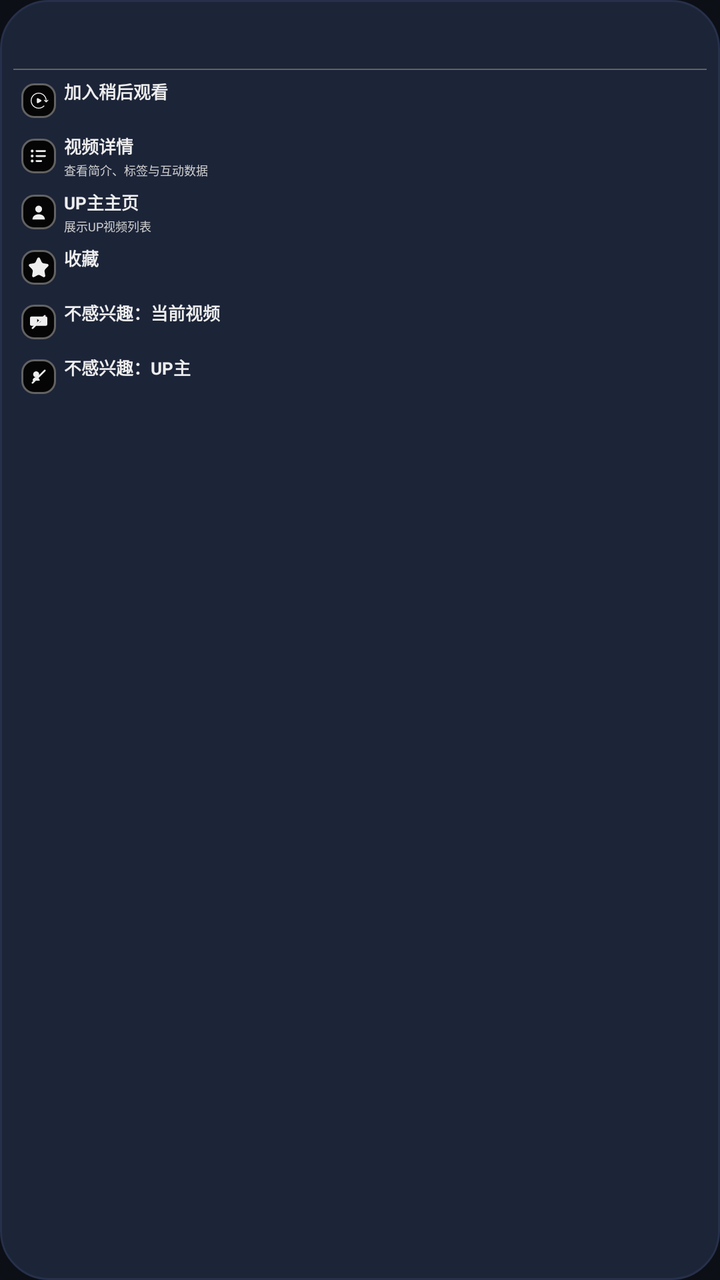
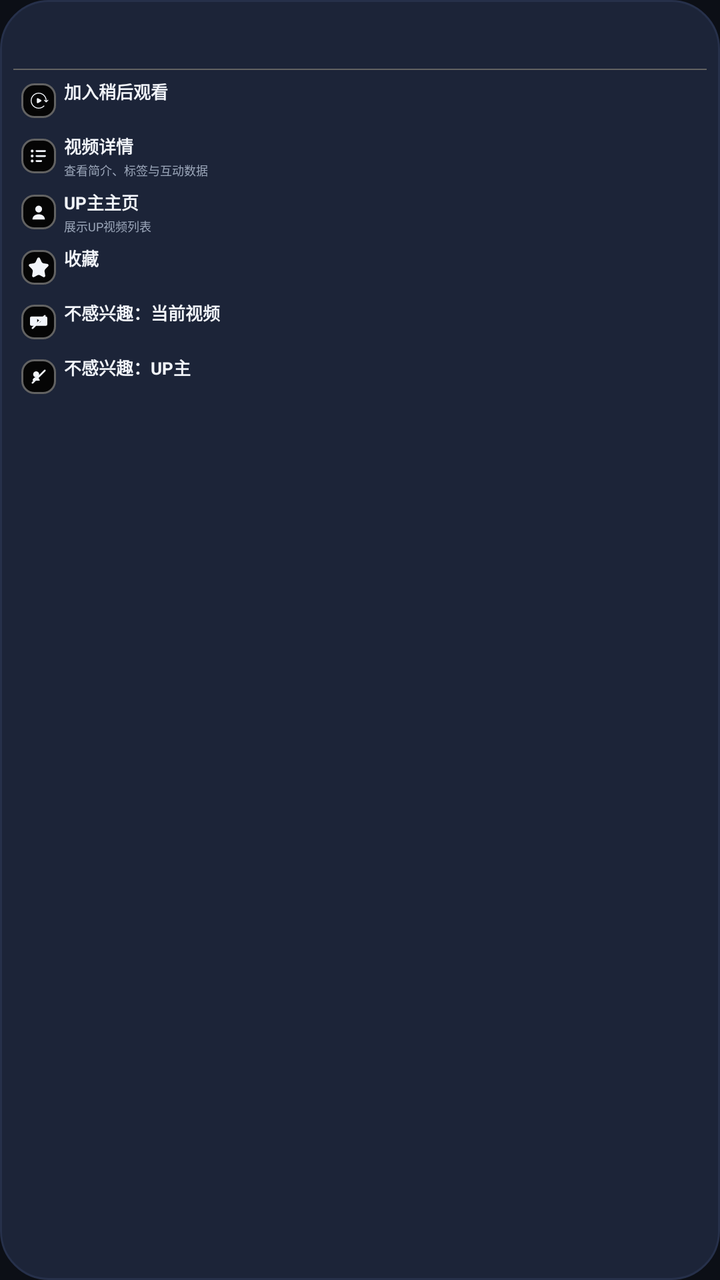

Compare the two renders of this Android layout. The source of the first and the diff that turns it into the second are given below.
<!-- AndroidManifest.xml: application theme Theme.BTelly -->
<!-- res/layout/dialog_video_card_menu.xml -->
<?xml version="1.0" encoding="utf-8"?>
<androidx.appcompat.widget.LinearLayoutCompat xmlns:android="http://schemas.android.com/apk/res/android"
    xmlns:app="http://schemas.android.com/apk/res-auto"
    android:layout_width="match_parent"
    android:layout_height="wrap_content"
    android:background="@drawable/dialog_background"
    android:clickable="true"
    android:focusable="true"
    android:descendantFocusability="afterDescendants"
    android:orientation="vertical"
    android:paddingStart="@dimen/px20"
    android:paddingTop="@dimen/px20"
    android:paddingEnd="@dimen/px20"
    android:paddingBottom="@dimen/px20">

    <androidx.appcompat.widget.AppCompatTextView
        android:id="@+id/text_title"
        android:layout_width="match_parent"
        android:layout_height="wrap_content"
        android:ellipsize="end"
        android:gravity="start"
        android:maxLines="1"
        android:singleLine="true"
        android:textColor="@color/textColor"
        android:textSize="@dimen/px30"
        android:textStyle="bold" />

    <androidx.appcompat.widget.LinearLayoutCompat
        android:layout_width="match_parent"
        android:layout_height="wrap_content"
        android:layout_marginTop="@dimen/px6"
        android:orientation="vertical">

        <androidx.appcompat.widget.AppCompatTextView
            android:id="@+id/text_subtitle"
            android:layout_width="match_parent"
            android:layout_height="wrap_content"
            android:textColor="@color/subTextColor"
            android:textSize="@dimen/px20" />

        <View
            android:layout_width="match_parent"
            android:layout_height="@dimen/px2"
            android:layout_marginTop="@dimen/px8"
            android:background="@color/fourthBackgroundColor" />
    </androidx.appcompat.widget.LinearLayoutCompat>

    <androidx.appcompat.widget.LinearLayoutCompat
        android:id="@+id/button_delete_history_record"
        android:layout_width="match_parent"
        android:layout_height="wrap_content"
        android:layout_marginTop="@dimen/px6"
        android:background="@drawable/bg_menu_button"
        android:clickable="true"
        android:focusable="true"
        android:gravity="center_vertical"
        android:minHeight="@dimen/px64"
        android:orientation="horizontal"
        android:paddingStart="@dimen/px12"
        android:paddingTop="@dimen/px6"
        android:paddingEnd="@dimen/px12"
        android:paddingBottom="@dimen/px6"
        android:visibility="gone">

        <FrameLayout
            android:layout_width="@dimen/px52"
            android:layout_height="@dimen/px52"
            android:background="@drawable/dialog_menu_icon_background">

            <androidx.appcompat.widget.AppCompatImageView
                android:layout_width="@dimen/px30"
                android:layout_height="@dimen/px30"
                android:layout_gravity="center"
                app:srcCompat="@drawable/ic_delete"
                app:tint="@color/textColor" />
        </FrameLayout>

        <androidx.appcompat.widget.LinearLayoutCompat
            android:layout_width="0dp"
            android:layout_height="wrap_content"
            android:layout_marginStart="@dimen/px12"
            android:layout_weight="1"
            android:orientation="vertical">

            <androidx.appcompat.widget.AppCompatTextView
                android:id="@+id/text_delete_history_record_title"
                android:layout_width="match_parent"
                android:layout_height="wrap_content"
                android:ellipsize="end"
                android:maxLines="1"
                android:singleLine="true"
                android:text="@string/menu_delete_history_record"
                android:textColor="@color/textColor"
                android:textSize="@dimen/px26"
                android:textStyle="bold" />

            <androidx.appcompat.widget.AppCompatTextView
                android:id="@+id/text_delete_history_record_summary"
                android:layout_width="match_parent"
                android:layout_height="wrap_content"
                android:layout_marginTop="@dimen/px4"
                android:text="@string/menu_delete_history_record_summary"
                android:textColor="@color/subTextColor"
                android:textSize="@dimen/px18" />
        </androidx.appcompat.widget.LinearLayoutCompat>
    </androidx.appcompat.widget.LinearLayoutCompat>

    <androidx.appcompat.widget.LinearLayoutCompat
        android:id="@+id/button_watch_later"
        android:layout_width="match_parent"
        android:layout_height="wrap_content"
        android:layout_marginTop="@dimen/px6"
        android:background="@drawable/bg_menu_button"
        android:clickable="true"
        android:focusable="true"
        android:nextFocusDown="@id/button_video_detail"
        android:gravity="center_vertical"
        android:minHeight="@dimen/px64"
        android:orientation="horizontal"
        android:paddingStart="@dimen/px12"
        android:paddingTop="@dimen/px6"
        android:paddingEnd="@dimen/px12"
        android:paddingBottom="@dimen/px6">

        <FrameLayout
            android:layout_width="@dimen/px52"
            android:layout_height="@dimen/px52"
            android:background="@drawable/dialog_menu_icon_background">

            <androidx.appcompat.widget.AppCompatImageView
                android:layout_width="@dimen/px30"
                android:layout_height="@dimen/px30"
                android:layout_gravity="center"
                app:srcCompat="@drawable/watch_later"
                app:tint="@color/textColor" />
        </FrameLayout>

        <androidx.appcompat.widget.LinearLayoutCompat
            android:layout_width="0dp"
            android:layout_height="wrap_content"
            android:layout_marginStart="@dimen/px12"
            android:layout_weight="1"
            android:orientation="vertical">

            <androidx.appcompat.widget.AppCompatTextView
                android:id="@+id/text_watch_later_title"
                android:layout_width="match_parent"
                android:layout_height="wrap_content"
                android:ellipsize="end"
                android:maxLines="1"
                android:singleLine="true"
                android:text="@string/menu_add_watch_later"
                android:textColor="@color/textColor"
                android:textSize="@dimen/px26"
                android:textStyle="bold" />

            <androidx.appcompat.widget.AppCompatTextView
                android:id="@+id/text_watch_later_summary"
                android:layout_width="match_parent"
                android:layout_height="wrap_content"
                android:layout_marginTop="@dimen/px4"
                android:textColor="@color/subTextColor"
                android:textSize="@dimen/px18" />
        </androidx.appcompat.widget.LinearLayoutCompat>
    </androidx.appcompat.widget.LinearLayoutCompat>

    <androidx.appcompat.widget.LinearLayoutCompat
        android:id="@+id/button_video_detail"
        android:layout_width="match_parent"
        android:layout_height="wrap_content"
        android:layout_marginTop="@dimen/px2"
        android:background="@drawable/bg_menu_button"
        android:clickable="true"
        android:focusable="true"
        android:nextFocusUp="@id/button_watch_later"
        android:nextFocusDown="@id/button_up_space"
        android:gravity="center_vertical"
        android:minHeight="@dimen/px64"
        android:orientation="horizontal"
        android:paddingStart="@dimen/px12"
        android:paddingTop="@dimen/px6"
        android:paddingEnd="@dimen/px12"
        android:paddingBottom="@dimen/px6">

        <FrameLayout
            android:layout_width="@dimen/px52"
            android:layout_height="@dimen/px52"
            android:background="@drawable/dialog_menu_icon_background">

            <androidx.appcompat.widget.AppCompatImageView
                android:layout_width="@dimen/px30"
                android:layout_height="@dimen/px30"
                android:layout_gravity="center"
                app:srcCompat="@drawable/ic_list"
                app:tint="@color/textColor" />
        </FrameLayout>

        <androidx.appcompat.widget.LinearLayoutCompat
            android:layout_width="0dp"
            android:layout_height="wrap_content"
            android:layout_marginStart="@dimen/px12"
            android:layout_weight="1"
            android:orientation="vertical">

            <androidx.appcompat.widget.AppCompatTextView
                android:id="@+id/text_video_detail_title"
                android:layout_width="match_parent"
                android:layout_height="wrap_content"
                android:ellipsize="end"
                android:maxLines="1"
                android:singleLine="true"
                android:text="@string/menu_video_detail"
                android:textColor="@color/textColor"
                android:textSize="@dimen/px26"
                android:textStyle="bold" />

            <androidx.appcompat.widget.AppCompatTextView
                android:id="@+id/text_video_detail_summary"
                android:layout_width="match_parent"
                android:layout_height="wrap_content"
                android:layout_marginTop="@dimen/px4"
                android:text="@string/menu_video_detail_summary"
                android:textColor="@color/subTextColor"
                android:textSize="@dimen/px18" />
        </androidx.appcompat.widget.LinearLayoutCompat>
    </androidx.appcompat.widget.LinearLayoutCompat>

    <androidx.appcompat.widget.LinearLayoutCompat
        android:id="@+id/button_up_space"
        android:layout_width="match_parent"
        android:layout_height="wrap_content"
        android:layout_marginTop="@dimen/px2"
        android:background="@drawable/bg_menu_button"
        android:clickable="true"
        android:focusable="true"
        android:nextFocusUp="@id/button_video_detail"
        android:nextFocusDown="@id/button_favorite"
        android:gravity="center_vertical"
        android:minHeight="@dimen/px64"
        android:orientation="horizontal"
        android:paddingStart="@dimen/px12"
        android:paddingTop="@dimen/px6"
        android:paddingEnd="@dimen/px12"
        android:paddingBottom="@dimen/px6">

        <FrameLayout
            android:layout_width="@dimen/px52"
            android:layout_height="@dimen/px52"
            android:background="@drawable/dialog_menu_icon_background">

            <androidx.appcompat.widget.AppCompatImageView
                android:layout_width="@dimen/px30"
                android:layout_height="@dimen/px30"
                android:layout_gravity="center"
                app:srcCompat="@drawable/ic_user"
                app:tint="@color/textColor" />
        </FrameLayout>

        <androidx.appcompat.widget.LinearLayoutCompat
            android:layout_width="0dp"
            android:layout_height="wrap_content"
            android:layout_marginStart="@dimen/px12"
            android:layout_weight="1"
            android:orientation="vertical">

            <androidx.appcompat.widget.AppCompatTextView
                android:id="@+id/text_up_space_title"
                android:layout_width="match_parent"
                android:layout_height="wrap_content"
                android:ellipsize="end"
                android:maxLines="1"
                android:singleLine="true"
                android:text="@string/menu_up_space"
                android:textColor="@color/textColor"
                android:textSize="@dimen/px26"
                android:textStyle="bold" />

            <androidx.appcompat.widget.AppCompatTextView
                android:id="@+id/text_up_space_summary"
                android:layout_width="match_parent"
                android:layout_height="wrap_content"
                android:layout_marginTop="@dimen/px4"
                android:text="@string/menu_up_space_summary"
                android:textColor="@color/subTextColor"
                android:textSize="@dimen/px18" />
        </androidx.appcompat.widget.LinearLayoutCompat>
    </androidx.appcompat.widget.LinearLayoutCompat>

    <androidx.appcompat.widget.LinearLayoutCompat
        android:id="@+id/button_favorite"
        android:layout_width="match_parent"
        android:layout_height="wrap_content"
        android:layout_marginTop="@dimen/px2"
        android:background="@drawable/bg_menu_button"
        android:clickable="true"
        android:focusable="true"
        android:nextFocusUp="@id/button_up_space"
        android:nextFocusDown="@id/button_dislike_video"
        android:gravity="center_vertical"
        android:minHeight="@dimen/px64"
        android:orientation="horizontal"
        android:paddingStart="@dimen/px12"
        android:paddingTop="@dimen/px6"
        android:paddingEnd="@dimen/px12"
        android:paddingBottom="@dimen/px6">

        <FrameLayout
            android:layout_width="@dimen/px52"
            android:layout_height="@dimen/px52"
            android:background="@drawable/dialog_menu_icon_background">

            <androidx.appcompat.widget.AppCompatImageView
                android:layout_width="@dimen/px30"
                android:layout_height="@dimen/px30"
                android:layout_gravity="center"
                app:srcCompat="@drawable/ic_favorite"
                app:tint="@color/textColor" />
        </FrameLayout>

        <androidx.appcompat.widget.LinearLayoutCompat
            android:layout_width="0dp"
            android:layout_height="wrap_content"
            android:layout_marginStart="@dimen/px12"
            android:layout_weight="1"
            android:orientation="vertical">

            <androidx.appcompat.widget.AppCompatTextView
                android:id="@+id/text_favorite_title"
                android:layout_width="match_parent"
                android:layout_height="wrap_content"
                android:ellipsize="end"
                android:maxLines="1"
                android:singleLine="true"
                android:text="@string/menu_favorite"
                android:textColor="@color/textColor"
                android:textSize="@dimen/px26"
                android:textStyle="bold" />

            <androidx.appcompat.widget.AppCompatTextView
                android:id="@+id/text_favorite_summary"
                android:layout_width="match_parent"
                android:layout_height="wrap_content"
                android:layout_marginTop="@dimen/px4"
                android:textColor="@color/subTextColor"
                android:textSize="@dimen/px18" />
        </androidx.appcompat.widget.LinearLayoutCompat>
    </androidx.appcompat.widget.LinearLayoutCompat>

    <androidx.appcompat.widget.LinearLayoutCompat
        android:id="@+id/button_dislike_video"
        android:layout_width="match_parent"
        android:layout_height="wrap_content"
        android:layout_marginTop="@dimen/px2"
        android:background="@drawable/bg_menu_button"
        android:clickable="true"
        android:focusable="true"
        android:nextFocusUp="@id/button_favorite"
        android:nextFocusDown="@id/button_dislike_up"
        android:gravity="center_vertical"
        android:minHeight="@dimen/px64"
        android:orientation="horizontal"
        android:paddingStart="@dimen/px12"
        android:paddingTop="@dimen/px6"
        android:paddingEnd="@dimen/px12"
        android:paddingBottom="@dimen/px6">

        <FrameLayout
            android:layout_width="@dimen/px52"
            android:layout_height="@dimen/px52"
            android:background="@drawable/dialog_menu_icon_background">

            <androidx.appcompat.widget.AppCompatImageView
                android:layout_width="@dimen/px30"
                android:layout_height="@dimen/px30"
                android:layout_gravity="center"
                app:srcCompat="@drawable/ic_block_video"
                app:tint="@color/textColor" />
        </FrameLayout>

        <androidx.appcompat.widget.LinearLayoutCompat
            android:layout_width="0dp"
            android:layout_height="wrap_content"
            android:layout_marginStart="@dimen/px12"
            android:layout_weight="1"
            android:orientation="vertical">

            <androidx.appcompat.widget.AppCompatTextView
                android:id="@+id/text_dislike_video_title"
                android:layout_width="match_parent"
                android:layout_height="wrap_content"
                android:ellipsize="end"
                android:maxLines="1"
                android:singleLine="true"
                android:text="@string/menu_dislike_video"
                android:textColor="@color/textColor"
                android:textSize="@dimen/px26"
                android:textStyle="bold" />

            <androidx.appcompat.widget.AppCompatTextView
                android:id="@+id/text_dislike_video_summary"
                android:layout_width="match_parent"
                android:layout_height="wrap_content"
                android:layout_marginTop="@dimen/px4"
                android:textColor="@color/subTextColor"
                android:textSize="@dimen/px18" />
        </androidx.appcompat.widget.LinearLayoutCompat>
    </androidx.appcompat.widget.LinearLayoutCompat>

    <androidx.appcompat.widget.LinearLayoutCompat
        android:id="@+id/button_dislike_up"
        android:layout_width="match_parent"
        android:layout_height="wrap_content"
        android:layout_marginTop="@dimen/px2"
        android:background="@drawable/bg_menu_button"
        android:clickable="true"
        android:focusable="true"
        android:nextFocusUp="@id/button_dislike_video"
        android:gravity="center_vertical"
        android:minHeight="@dimen/px64"
        android:orientation="horizontal"
        android:paddingStart="@dimen/px12"
        android:paddingTop="@dimen/px6"
        android:paddingEnd="@dimen/px12"
        android:paddingBottom="@dimen/px6">

        <FrameLayout
            android:layout_width="@dimen/px52"
            android:layout_height="@dimen/px52"
            android:background="@drawable/dialog_menu_icon_background">

            <androidx.appcompat.widget.AppCompatImageView
                android:layout_width="@dimen/px30"
                android:layout_height="@dimen/px30"
                android:layout_gravity="center"
                app:srcCompat="@drawable/ic_block_up"
                app:tint="@color/textColor" />
        </FrameLayout>

        <androidx.appcompat.widget.LinearLayoutCompat
            android:layout_width="0dp"
            android:layout_height="wrap_content"
            android:layout_marginStart="@dimen/px12"
            android:layout_weight="1"
            android:orientation="vertical">

            <androidx.appcompat.widget.AppCompatTextView
                android:id="@+id/text_dislike_up_title"
                android:layout_width="match_parent"
                android:layout_height="wrap_content"
                android:ellipsize="end"
                android:maxLines="1"
                android:singleLine="true"
                android:text="@string/menu_dislike_up"
                android:textColor="@color/textColor"
                android:textSize="@dimen/px26"
                android:textStyle="bold" />

            <androidx.appcompat.widget.AppCompatTextView
                android:id="@+id/text_dislike_up_summary"
                android:layout_width="match_parent"
                android:layout_height="wrap_content"
                android:layout_marginTop="@dimen/px4"
                android:textColor="@color/subTextColor"
                android:textSize="@dimen/px18" />
        </androidx.appcompat.widget.LinearLayoutCompat>
    </androidx.appcompat.widget.LinearLayoutCompat>

</androidx.appcompat.widget.LinearLayoutCompat>
<!-- resources referenced by this layout -->
<resources>
  <color name="fourthBackgroundColor">#626262</color>
  <color name="subTextColor">#cccccc</color>
  <color name="textColor">#eeeeee</color>
  <dimen name="px12">12px</dimen>
  <dimen name="px18">18px</dimen>
  <dimen name="px2">2px</dimen>
  <dimen name="px20">20px</dimen>
  <dimen name="px26">26px</dimen>
  <dimen name="px30">30px</dimen>
  <dimen name="px4">4px</dimen>
  <dimen name="px52">52px</dimen>
  <dimen name="px6">6px</dimen>
  <dimen name="px64">64px</dimen>
  <dimen name="px8">8px</dimen>
  <!-- drawable dialog_background (drawable) -->
  <?xml version="1.0" encoding="utf-8"?>
  <shape xmlns:android="http://schemas.android.com/apk/res/android">
      <solid android:color="?attr/tvSurfaceOverlay" />
      <corners android:radius="@dimen/radius_xl" />
      <stroke
          android:width="1dp"
          android:color="?attr/tvDivider" />
  </shape>
  <!-- drawable dialog_menu_icon_background (drawable) -->
  <?xml version="1.0" encoding="utf-8"?>
  <shape xmlns:android="http://schemas.android.com/apk/res/android">
      <solid android:color="@color/backgroundColor" />
      <corners android:radius="@dimen/px18" />
      <stroke
          android:width="1dp"
          android:color="@color/fourthBackgroundColor" />
  </shape>
  <!-- drawable ic_delete (drawable) -->
  <vector xmlns:android="http://schemas.android.com/apk/res/android"
      android:width="24dp"
      android:height="24dp"
      android:viewportWidth="24"
      android:viewportHeight="24">
      <path
          android:fillColor="@android:color/white"
          android:pathData="M6,19c0,1.1 0.9,2 2,2h8c1.1,0 2,-0.9 2,-2V7H6v12zM19,4h-3.5l-1,-1h-5l-1,1H5v2h14V4z"/>
  </vector>
  <!-- drawable ic_user (drawable) -->
  <?xml version="1.0" encoding="utf-8"?>
  <vector xmlns:android="http://schemas.android.com/apk/res/android"
      android:width="24dp"
      android:height="24dp"
      android:viewportWidth="24"
      android:viewportHeight="24">
      <path
          android:fillColor="#FFFFFFFF"
          android:pathData="M16.1,8.5 A4.1,4.1 0,1,1 7.9,8.5 A4.1,4.1 0,1,1 16.1,8.5 Z M4.6,20.9 C4.6,16.8 7.9,14.8 12,14.8 C16.1,14.8 19.4,16.8 19.4,20.9 Z" />
  </vector>
  <string name="menu_add_watch_later">加入稍后观看</string>
  <string name="menu_delete_history_record">删除该记录</string>
  <string name="menu_delete_history_record_summary">从历史记录中移除这条观看记录</string>
  <string name="menu_dislike_up">不感兴趣：UP主</string>
  <string name="menu_dislike_video">不感兴趣：当前视频</string>
  <string name="menu_favorite">收藏</string>
  <string name="menu_up_space">UP主主页</string>
  <string name="menu_up_space_summary">展示UP视频列表</string>
  <string name="menu_video_detail">视频详情</string>
  <string name="menu_video_detail_summary">查看简介、标签与互动数据</string>
  <style name="Theme.BTelly" parent="@style/Theme.BTellyBase">
      </style>
  <dimen name="px15">15px</dimen>
  <dimen name="radius_xl">24dp</dimen>
  <color name="backgroundColor">#050505</color>
  <style name="WindowAnimationTransition" parent="">
          <item name="android:windowEnterAnimation">@android:anim/fade_in</item>
          <item name="android:windowExitAnimation">@android:anim/fade_out</item>
      </style>
  <color name="tv_surface">#0C0F16</color>
  <color name="tv_surface_raised">#141A29</color>
  <color name="tv_surface_overlay">#1C2438</color>
  <color name="tv_divider">#26304A</color>
  <color name="tv_accent">#00C2A8</color>
  <color name="tv_accent_dim">#123B34</color>
  <color name="tv_accent_on">#00312A</color>
  <color name="tv_text_primary">#F2F5FA</color>
  <color name="tv_text_secondary">#9AA5B8</color>
  <color name="tv_text_tertiary">#67718A</color>
  <color name="tv_scrim">#99000000</color>
  <!-- unchanged entries left out for length: 7 -->
</resources>

<!-- the commit's change to res/layout/dialog_video_card_menu.xml (unified diff, before → after) -->
@@ -21,7 +21,7 @@
         android:gravity="start"
         android:maxLines="1"
         android:singleLine="true"
-        android:textColor="@color/textColor"
+        android:textColor="?attr/tvTextPrimary"
         android:textSize="@dimen/px30"
         android:textStyle="bold" />
 
@@ -35,7 +35,7 @@
             android:id="@+id/text_subtitle"
             android:layout_width="match_parent"
             android:layout_height="wrap_content"
-            android:textColor="@color/subTextColor"
+            android:textColor="?attr/tvTextSecondary"
             android:textSize="@dimen/px20" />
 
         <View
@@ -72,7 +72,7 @@
                 android:layout_height="@dimen/px30"
                 android:layout_gravity="center"
                 app:srcCompat="@drawable/ic_delete"
-                app:tint="@color/textColor" />
+                app:tint="?attr/tvTextPrimary" />
         </FrameLayout>
 
         <androidx.appcompat.widget.LinearLayoutCompat
@@ -90,7 +90,7 @@
                 android:maxLines="1"
                 android:singleLine="true"
                 android:text="@string/menu_delete_history_record"
-                android:textColor="@color/textColor"
+                android:textColor="?attr/tvTextPrimary"
                 android:textSize="@dimen/px26"
                 android:textStyle="bold" />
 
@@ -100,7 +100,7 @@
                 android:layout_height="wrap_content"
                 android:layout_marginTop="@dimen/px4"
                 android:text="@string/menu_delete_history_record_summary"
-                android:textColor="@color/subTextColor"
+                android:textColor="?attr/tvTextSecondary"
                 android:textSize="@dimen/px18" />
         </androidx.appcompat.widget.LinearLayoutCompat>
     </androidx.appcompat.widget.LinearLayoutCompat>
@@ -132,7 +132,7 @@
                 android:layout_height="@dimen/px30"
                 android:layout_gravity="center"
                 app:srcCompat="@drawable/watch_later"
-                app:tint="@color/textColor" />
+                app:tint="?attr/tvTextPrimary" />
         </FrameLayout>
 
         <androidx.appcompat.widget.LinearLayoutCompat
@@ -150,7 +150,7 @@
                 android:maxLines="1"
                 android:singleLine="true"
                 android:text="@string/menu_add_watch_later"
-                android:textColor="@color/textColor"
+                android:textColor="?attr/tvTextPrimary"
                 android:textSize="@dimen/px26"
                 android:textStyle="bold" />
 
@@ -159,7 +159,7 @@
                 android:layout_width="match_parent"
                 android:layout_height="wrap_content"
                 android:layout_marginTop="@dimen/px4"
-                android:textColor="@color/subTextColor"
+                android:textColor="?attr/tvTextSecondary"
                 android:textSize="@dimen/px18" />
         </androidx.appcompat.widget.LinearLayoutCompat>
     </androidx.appcompat.widget.LinearLayoutCompat>
@@ -192,7 +192,7 @@
                 android:layout_height="@dimen/px30"
                 android:layout_gravity="center"
                 app:srcCompat="@drawable/ic_list"
-                app:tint="@color/textColor" />
+                app:tint="?attr/tvTextPrimary" />
         </FrameLayout>
 
         <androidx.appcompat.widget.LinearLayoutCompat
@@ -210,7 +210,7 @@
                 android:maxLines="1"
                 android:singleLine="true"
                 android:text="@string/menu_video_detail"
-                android:textColor="@color/textColor"
+                android:textColor="?attr/tvTextPrimary"
                 android:textSize="@dimen/px26"
                 android:textStyle="bold" />
 
@@ -220,7 +220,7 @@
                 android:layout_height="wrap_content"
                 android:layout_marginTop="@dimen/px4"
                 android:text="@string/menu_video_detail_summary"
-                android:textColor="@color/subTextColor"
+                android:textColor="?attr/tvTextSecondary"
                 android:textSize="@dimen/px18" />
         </androidx.appcompat.widget.LinearLayoutCompat>
     </androidx.appcompat.widget.LinearLayoutCompat>
@@ -253,7 +253,7 @@
                 android:layout_height="@dimen/px30"
                 android:layout_gravity="center"
                 app:srcCompat="@drawable/ic_user"
-                app:tint="@color/textColor" />
+                app:tint="?attr/tvTextPrimary" />
         </FrameLayout>
 
         <androidx.appcompat.widget.LinearLayoutCompat
@@ -271,7 +271,7 @@
                 android:maxLines="1"
                 android:singleLine="true"
                 android:text="@string/menu_up_space"
-                android:textColor="@color/textColor"
+                android:textColor="?attr/tvTextPrimary"
                 android:textSize="@dimen/px26"
                 android:textStyle="bold" />
 
@@ -281,7 +281,7 @@
                 android:layout_height="wrap_content"
                 android:layout_marginTop="@dimen/px4"
                 android:text="@string/menu_up_space_summary"
-                android:textColor="@color/subTextColor"
+                android:textColor="?attr/tvTextSecondary"
                 android:textSize="@dimen/px18" />
         </androidx.appcompat.widget.LinearLayoutCompat>
     </androidx.appcompat.widget.LinearLayoutCompat>
@@ -314,7 +314,7 @@
                 android:layout_height="@dimen/px30"
                 android:layout_gravity="center"
                 app:srcCompat="@drawable/ic_favorite"
-                app:tint="@color/textColor" />
+                app:tint="?attr/tvTextPrimary" />
         </FrameLayout>
 
         <androidx.appcompat.widget.LinearLayoutCompat
@@ -332,7 +332,7 @@
                 android:maxLines="1"
                 android:singleLine="true"
                 android:text="@string/menu_favorite"
-                android:textColor="@color/textColor"
+                android:textColor="?attr/tvTextPrimary"
                 android:textSize="@dimen/px26"
                 android:textStyle="bold" />
 
@@ -341,7 +341,7 @@
                 android:layout_width="match_parent"
                 android:layout_height="wrap_content"
                 android:layout_marginTop="@dimen/px4"
-                android:textColor="@color/subTextColor"
+                android:textColor="?attr/tvTextSecondary"
                 android:textSize="@dimen/px18" />
         </androidx.appcompat.widget.LinearLayoutCompat>
     </androidx.appcompat.widget.LinearLayoutCompat>
@@ -374,7 +374,7 @@
                 android:layout_height="@dimen/px30"
                 android:layout_gravity="center"
                 app:srcCompat="@drawable/ic_block_video"
-                app:tint="@color/textColor" />
+                app:tint="?attr/tvTextPrimary" />
         </FrameLayout>
 
         <androidx.appcompat.widget.LinearLayoutCompat
@@ -392,7 +392,7 @@
                 android:maxLines="1"
                 android:singleLine="true"
                 android:text="@string/menu_dislike_video"
-                android:textColor="@color/textColor"
+                android:textColor="?attr/tvTextPrimary"
                 android:textSize="@dimen/px26"
                 android:textStyle="bold" />
 
@@ -401,7 +401,7 @@
                 android:layout_width="match_parent"
                 android:layout_height="wrap_content"
                 android:layout_marginTop="@dimen/px4"
-                android:textColor="@color/subTextColor"
+                android:textColor="?attr/tvTextSecondary"
                 android:textSize="@dimen/px18" />
         </androidx.appcompat.widget.LinearLayoutCompat>
     </androidx.appcompat.widget.LinearLayoutCompat>
@@ -433,7 +433,7 @@
                 android:layout_height="@dimen/px30"
                 android:layout_gravity="center"
                 app:srcCompat="@drawable/ic_block_up"
-                app:tint="@color/textColor" />
+                app:tint="?attr/tvTextPrimary" />
         </FrameLayout>
 
         <androidx.appcompat.widget.LinearLayoutCompat
@@ -451,7 +451,7 @@
                 android:maxLines="1"
                 android:singleLine="true"
                 android:text="@string/menu_dislike_up"
-                android:textColor="@color/textColor"
+                android:textColor="?attr/tvTextPrimary"
                 android:textSize="@dimen/px26"
                 android:textStyle="bold" />
 
@@ -460,7 +460,7 @@
                 android:layout_width="match_parent"
                 android:layout_height="wrap_content"
                 android:layout_marginTop="@dimen/px4"
-                android:textColor="@color/subTextColor"
+                android:textColor="?attr/tvTextSecondary"
                 android:textSize="@dimen/px18" />
         </androidx.appcompat.widget.LinearLayoutCompat>
     </androidx.appcompat.widget.LinearLayoutCompat>
<!-- resource entries referenced after the edit -->
@@ -1,8 +1,6 @@
 <!-- resources referenced by this layout -->
 <resources>
   <color name="fourthBackgroundColor">#626262</color>
-  <color name="subTextColor">#cccccc</color>
-  <color name="textColor">#eeeeee</color>
   <dimen name="px12">12px</dimen>
   <dimen name="px18">18px</dimen>
   <dimen name="px2">2px</dimen>
